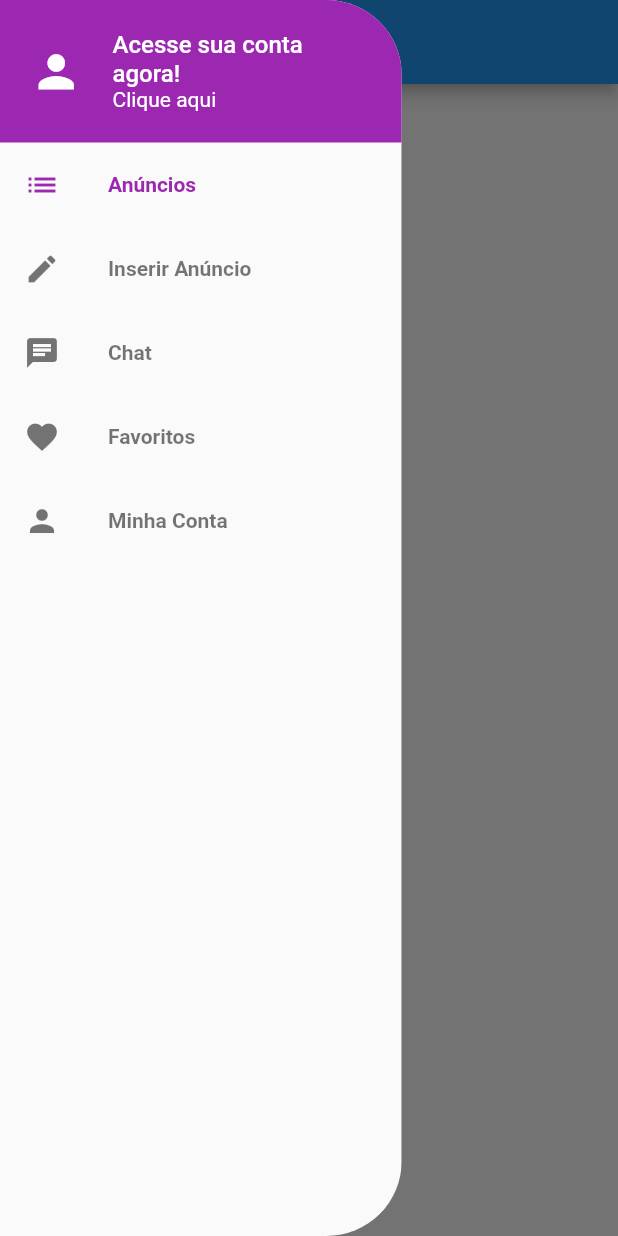
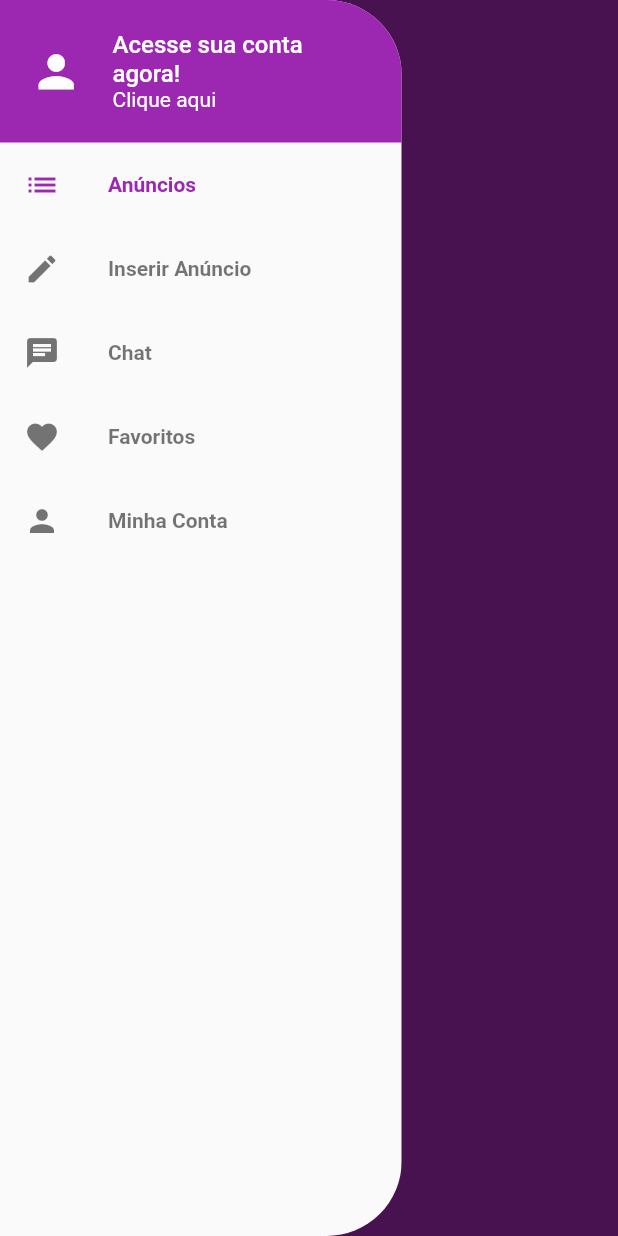
Before and after one commit to pedrohjs/learning_flutter, a Flutter app: the screen it shows after launch, with the side drawer open, on a phone screen of 412 x 824 dp. Run offline on Flutter 3.47's test engine with Material 2 defaults, Android fonts, the phone set to English and light mode, and no system bars; our stand-ins replace carousel_pro, cloud_firestore, dio, firebase_auth, firebase_messaging, firebase_storage and 14 more; missing offline and left inert: bloc_pattern, flutter_youtube, qr_code_scanner; accounts and stored records are empty; generated files the repository leaves out were written again.

```diff
--- a/MobX/xlo_mobx/lib/components/custom_drawer/custom_drawer_header.dart
+++ b/MobX/xlo_mobx/lib/components/custom_drawer/custom_drawer_header.dart
@@ -1,9 +1,16 @@
 import 'package:flutter/material.dart';
+import 'package:xlo_mobx/screens/login/login_screen.dart';
 
 class CustomDrawerHeader extends StatelessWidget {
   @override
   Widget build(BuildContext context) {
-    return Container(
+    return GestureDetector(
+      onTap: () {
+        Navigator.of(context).pop();
+        Navigator.of(context)
+            .push(MaterialPageRoute(builder: (_) => LoginScreen()));
+      },
+      child: Container(
         padding: const EdgeInsets.symmetric(horizontal: 20),
         height: 95,
         color: Colors.purple,
@@ -43,6 +50,7 @@ class CustomDrawerHeader extends StatelessWidget {
             ),
           ],
         ),
+      ),
     );
   }
 }
--- a/MobX/xlo_mobx/lib/main.dart
+++ b/MobX/xlo_mobx/lib/main.dart
@@ -31,9 +31,15 @@ class MyApp extends StatelessWidget {
   Widget build(BuildContext context) {
     return MaterialApp(
       title: 'XLO',
+      debugShowCheckedModeBanner: false,
       theme: ThemeData(
-        primarySwatch: Colors.blue,
+        primaryColor: Colors.purple,
         visualDensity: VisualDensity.adaptivePlatformDensity,
+        scaffoldBackgroundColor: Colors.purple,
+        appBarTheme: AppBarTheme(
+          elevation: 0,
+        ),
+        cursorColor: Colors.orange,
       ),
       home: BaseScreen(),
     );
--- a/MobX/xlo_mobx/lib/screens/base/base_screen.dart
+++ b/MobX/xlo_mobx/lib/screens/base/base_screen.dart
@@ -13,11 +13,11 @@ class _BaseScreenState extends State<BaseScreen> {
   final pageController = PageController();
   final pageStore = GetIt.I<PageStore>();
 
-  ReactionDisposer reactionDisposer;
+  ReactionDisposer reactionDispose;
 
   @override
   void initState() {
-    reactionDisposer = reaction(
+    reactionDispose = reaction(
       (_) => pageStore.page,
       (page) => pageController.jumpToPage(page),
     );
@@ -26,7 +26,7 @@ class _BaseScreenState extends State<BaseScreen> {
 
   @override
   void dispose() {
-    reactionDisposer();
+    reactionDispose();
     super.dispose();
   }
 
--- a/MobX/xlo_mobx/lib/screens/home/home_screen.dart
+++ b/MobX/xlo_mobx/lib/screens/home/home_screen.dart
@@ -4,9 +4,11 @@ import 'package:xlo_mobx/components/custom_drawer/custom_drawer.dart';
 class HomeScreen extends StatelessWidget {
   @override
   Widget build(BuildContext context) {
-    return Scaffold(
-      appBar: AppBar(),
-      drawer: CustomDrawer(),
+    return SafeArea(
+      child: Scaffold(
+        appBar: AppBar(),
+        drawer: CustomDrawer(),
+      ),
     );
   }
 }
```
Also changed, not shown: MobX/xlo_mobx/lib/screens/login/login_screen.dart (added, +137 -0 lines). Lines whose indentation alone changed are shown as unchanged.
